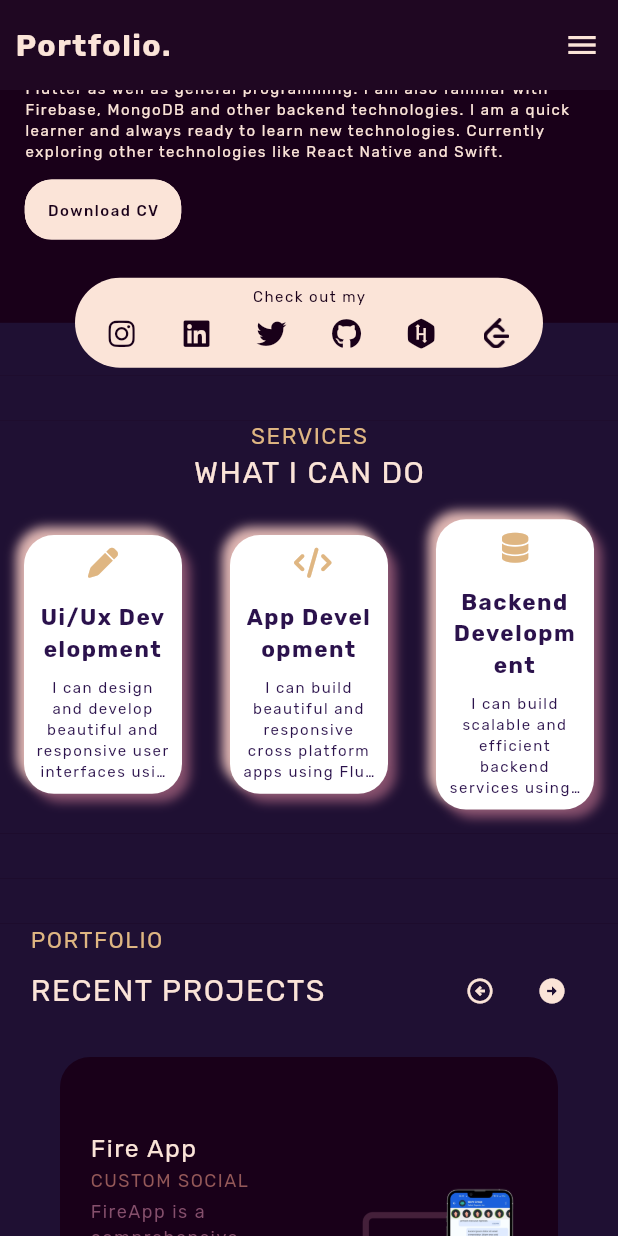
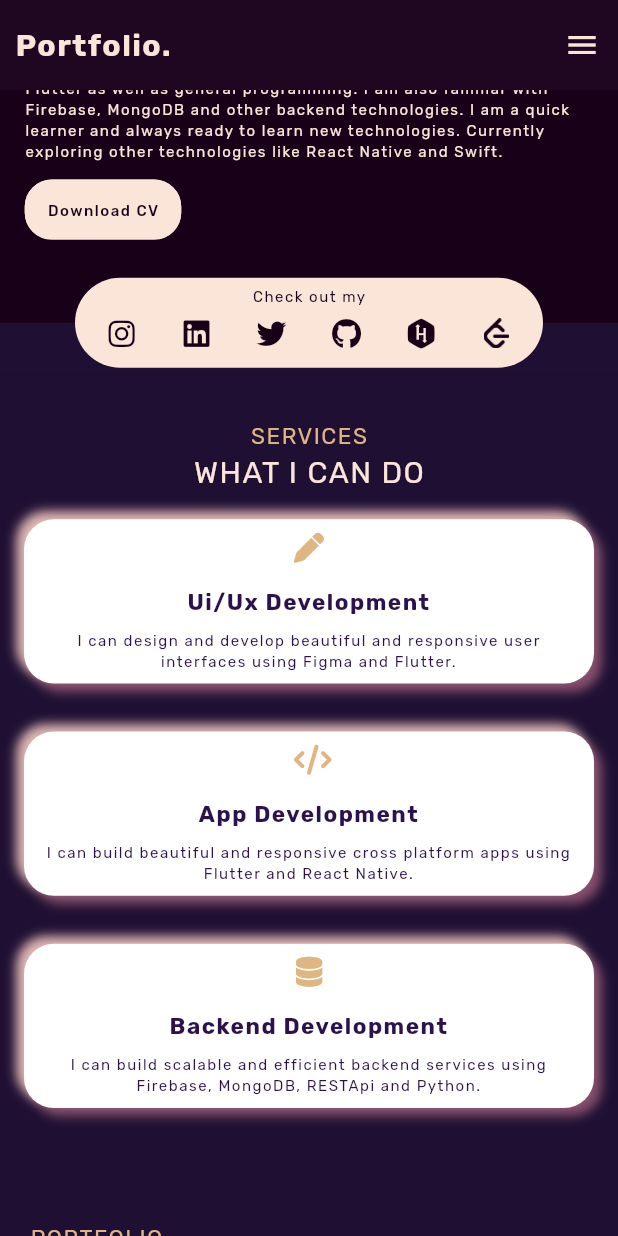
Before and after one commit to mavihS-0/Portfolio, a Flutter app: the screen it shows after launch, scrolled down 576 dp, on a phone screen of 412 x 824 dp. Run offline on Flutter 3.47's test engine with Material 3 defaults, Android fonts, the phone set to English and light mode, and no system bars; drawn by our look-alikes of auto_size_text; our stand-ins replace animated_text_kit, font_awesome_flutter, get, google_fonts; missing offline and left inert: cross_fade, glowy_borders.

Commit message:
fixing services widget - mobile

```diff
--- a/lib/home_page.dart
+++ b/lib/home_page.dart
@@ -15,6 +15,7 @@ import 'package:portfolio/widgets/about_content.dart';
 import 'package:portfolio/widgets/elevated_card_widget.dart';
 import 'package:portfolio/widgets/profile_photo.dart';
 import 'package:portfolio/widgets/project_builder.dart';
+import 'package:portfolio/widgets/services.dart';
 import 'package:portfolio/widgets/socials_widget.dart';
 
 class HomePage extends StatelessWidget {
@@ -279,61 +280,8 @@ ListTile(
                         fontSize: constants.titleSize1,
                         color: constants.superLightContentColor,
                       ),),
-                      Obx(() => Padding(
-                        padding:  EdgeInsets.symmetric(horizontal: isPhone ? 0 : screenSize*0.1),
-                        child: Row(
-                          mainAxisAlignment: MainAxisAlignment.center,
-                          children: [
-                            Flexible(
-                              flex: 1,
-                              child: InkWell(
-                                onHover: (value){
-                                  hoverController.isServicesUiCardHovered.value = value;
-                                },
-                                onTap: (){},
-                                child: ElevatedCardWidget(
-                                  screenSize: screenSize,
-                                  title: 'Ui/Ux Development',
-                                  description: 'I can design and develop beautiful and responsive user interfaces using Figma and Flutter.',
-                                  icon: FontAwesomeIcons.pen, isPhone: isPhone, constants: constants,
-                                  isHovered: hoverController.isServicesUiCardHovered.value,
-                                ),
-                              ),
-                            ),
-                            Flexible(
-                              flex: 1,
-                              child: InkWell(
-                                onHover: (value){
-                                  hoverController.isServicesFlutterCardHovered.value = value;
-                                },
-                                onTap: (){},
-                                child: ElevatedCardWidget(
-                                  screenSize: screenSize,
-                                  title: 'App Development',
-                                  description: 'I can build beautiful and responsive cross platform apps using Flutter and React Native.',
-                                  icon: FontAwesomeIcons.code, isPhone: isPhone, constants: constants,
-                                  isHovered: hoverController.isServicesFlutterCardHovered.value,
-                                ),
-                              ),
-                            ),
-                            Flexible(
-                              flex: 1,
-                              child: InkWell(
-                                onHover: (value){
-                                  hoverController.isServicesBackendCardHovered.value = value;
-                                },
-                                onTap: (){},
-                                child: ElevatedCardWidget(
-                                  screenSize: screenSize,
-                                  title: 'Backend Development',
-                                  description: 'I can build scalable and efficient backend services using Firebase, MongoDB, RESTApi and Python.',
-                                  icon: FontAwesomeIcons.database, isPhone: isPhone, constants: constants, isHovered: hoverController.isServicesBackendCardHovered.value,
-                                ),
-                              ),
-                            ),
-                          ],
-                        ),
-                      ))
+                      isPhone ? ServicesMob(isPhone: isPhone, screenSize: screenSize, hoverController: hoverController, constants: constants)
+                          :ServicesWeb(isPhone: isPhone, screenSize: screenSize, hoverController: hoverController, constants: constants)
                     ],
                   ),
                 ),
--- a/lib/widgets/project_builder.dart
+++ b/lib/widgets/project_builder.dart
@@ -74,7 +74,7 @@ class ProjectBuilder extends StatelessWidget {
                       ),
                       child: InkWell(
                         onTap: (){
-                          launchUrlString('https://github.com/mavihS-0/FireApp');
+                          launchUrlString('https://${projects[index].githubLink}');
                         }
                         ,
                         child: Row(
--- /dev/null
+++ b/lib/widgets/services.dart
@@ -0,0 +1,144 @@
+import 'package:flutter/material.dart';
+import 'package:font_awesome_flutter/font_awesome_flutter.dart';
+import 'package:get/get.dart';
+import '../controllers/hover_controller.dart';
+import 'elevated_card_widget.dart';
+
+class ServicesWeb extends StatelessWidget {
+  const ServicesWeb({
+    super.key,
+    required this.isPhone,
+    required this.screenSize,
+    required this.hoverController,
+    required this.constants,
+  });
+
+  final bool isPhone;
+  final double screenSize;
+  final HoverController hoverController;
+  final constants;
+
+  @override
+  Widget build(BuildContext context) {
+    return Obx(() => Padding(
+      padding:  EdgeInsets.symmetric(horizontal: isPhone ? 0 : screenSize*0.1),
+      child: Row(
+        mainAxisAlignment: MainAxisAlignment.center,
+        children: [
+          Flexible(
+            flex: 1,
+            child: InkWell(
+              onHover: (value){
+                hoverController.isServicesUiCardHovered.value = value;
+              },
+              onTap: (){},
+              child: ElevatedCardWidget(
+                screenSize: screenSize,
+                title: 'Ui/Ux Development',
+                description: 'I can design and develop beautiful and responsive user interfaces using Figma and Flutter.',
+                icon: FontAwesomeIcons.pen, isPhone: isPhone, constants: constants,
+                isHovered: hoverController.isServicesUiCardHovered.value,
+              ),
+            ),
+          ),
+          Flexible(
+            flex: 1,
+            child: InkWell(
+              onHover: (value){
+                hoverController.isServicesFlutterCardHovered.value = value;
+              },
+              onTap: (){},
+              child: ElevatedCardWidget(
+                screenSize: screenSize,
+                title: 'App Development',
+                description: 'I can build beautiful and responsive cross platform apps using Flutter and React Native.',
+                icon: FontAwesomeIcons.code, isPhone: isPhone, constants: constants,
+                isHovered: hoverController.isServicesFlutterCardHovered.value,
+              ),
+            ),
+          ),
+          Flexible(
+            flex: 1,
+            child: InkWell(
+              onHover: (value){
+                hoverController.isServicesBackendCardHovered.value = value;
+              },
+              onTap: (){},
+              child: ElevatedCardWidget(
+                screenSize: screenSize,
+                title: 'Backend Development',
+                description: 'I can build scalable and efficient backend services using Firebase, MongoDB, RESTApi and Python.',
+                icon: FontAwesomeIcons.database, isPhone: isPhone, constants: constants, isHovered: hoverController.isServicesBackendCardHovered.value,
+              ),
+            ),
+          ),
+        ],
+      ),
+    ));
+  }
+}
+
+class ServicesMob extends StatelessWidget {
+  const ServicesMob({
+    super.key,
+    required this.isPhone,
+    required this.screenSize,
+    required this.hoverController,
+    required this.constants,
+  });
+
+  final bool isPhone;
+  final double screenSize;
+  final HoverController hoverController;
+  final constants;
+
+  @override
+  Widget build(BuildContext context) {
+    return Obx(() => Padding(
+      padding:  EdgeInsets.symmetric(horizontal: isPhone ? 0 : screenSize*0.1),
+      child: Column(
+        mainAxisAlignment: MainAxisAlignment.center,
+        children: [
+          InkWell(
+            onHover: (value){
+              hoverController.isServicesUiCardHovered.value = value;
+            },
+            onTap: (){},
+            child: ElevatedCardWidget(
+              screenSize: screenSize,
+              title: 'Ui/Ux Development',
+              description: 'I can design and develop beautiful and responsive user interfaces using Figma and Flutter.',
+              icon: FontAwesomeIcons.pen, isPhone: isPhone, constants: constants,
+              isHovered: hoverController.isServicesUiCardHovered.value,
+            ),
+          ),
+          InkWell(
+            onHover: (value){
+              hoverController.isServicesFlutterCardHovered.value = value;
+            },
+            onTap: (){},
+            child: ElevatedCardWidget(
+              screenSize: screenSize,
+              title: 'App Development',
+              description: 'I can build beautiful and responsive cross platform apps using Flutter and React Native.',
+              icon: FontAwesomeIcons.code, isPhone: isPhone, constants: constants,
+              isHovered: hoverController.isServicesFlutterCardHovered.value,
+            ),
+          ),
+          InkWell(
+            onHover: (value){
+              hoverController.isServicesBackendCardHovered.value = value;
+            },
+            onTap: (){},
+            child: ElevatedCardWidget(
+              screenSize: screenSize,
+              title: 'Backend Development',
+              description: 'I can build scalable and efficient backend services using Firebase, MongoDB, RESTApi and Python.',
+              icon: FontAwesomeIcons.database, isPhone: isPhone, constants: constants, isHovered: hoverController.isServicesBackendCardHovered.value,
+            ),
+          ),
+        ],
+      ),
+    ));
+  }
+}
```
